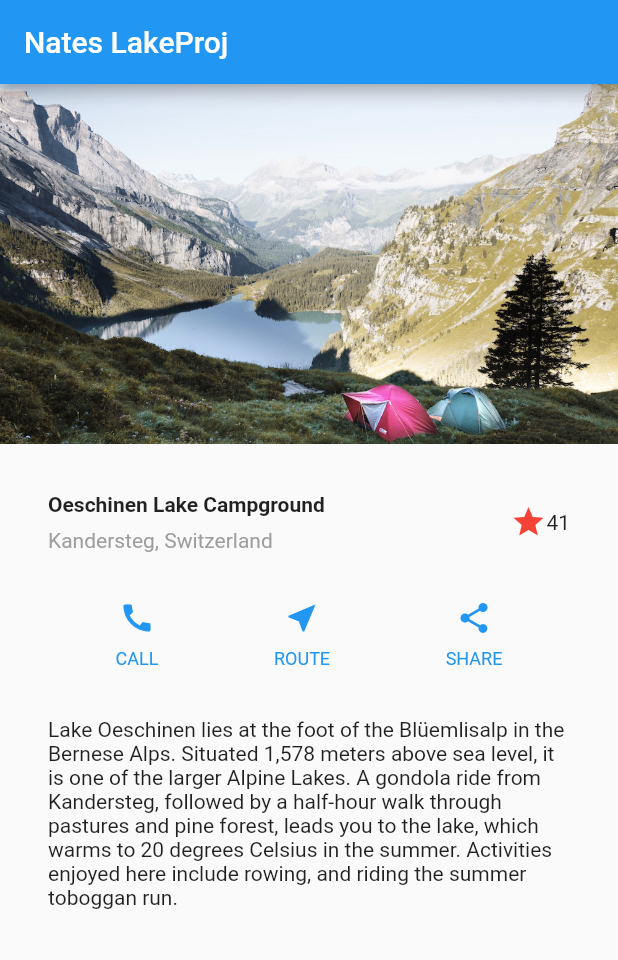
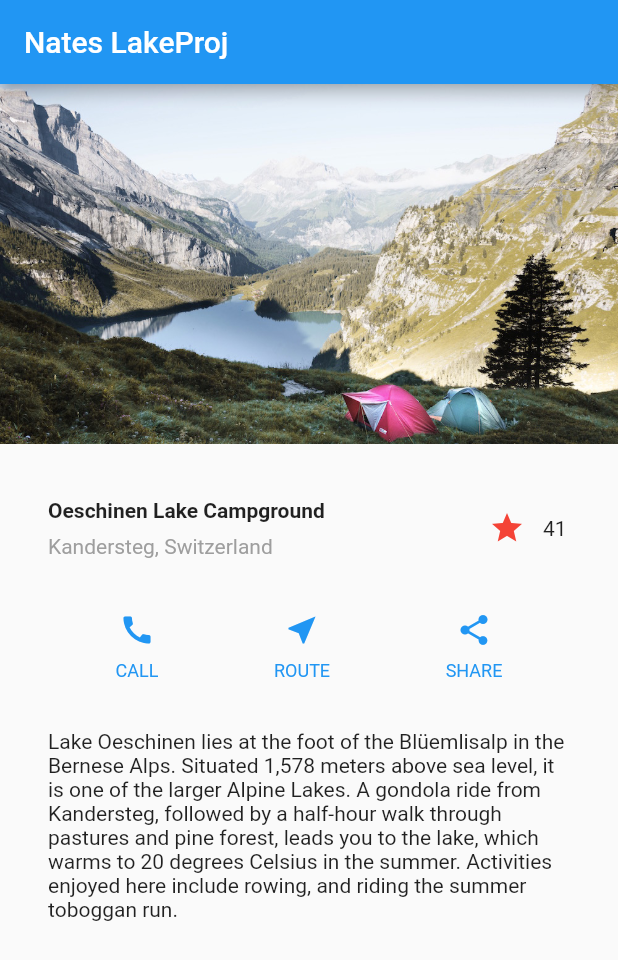
Before and after one commit to nswanny/lake_nateswanson, a Flutter app: the screen it shows after launch, on a phone screen of 412 x 824 dp. Shown: the top 960 px of the screen. Run offline on Flutter 3.47's test engine with Material 2 defaults, Android fonts, the phone set to English and light mode, and no system bars.

Commit message:
Main.Dart Changed to have full app and not just the image file. Additionally, Main.Dart changed for favorites button to work.

```diff
--- a/lib/main.dart
+++ b/lib/main.dart
@@ -1,12 +1,5 @@
 import 'package:flutter/material.dart';
-// Uncomment lines 7 and 10 to view the visual layout at runtime.
-// import 'package:flutter/rendering.dart' show debugPaintSizeEnabled;
-
-void main() {
-  // debugPaintSizeEnabled = true;
-  runApp(MyApp());
-}
-
+void main() => runApp(MyApp());
 class MyApp extends StatelessWidget {
   @override
   Widget build(BuildContext context) {
@@ -38,12 +31,7 @@ class MyApp extends StatelessWidget {
               ],
             ),
           ),
-          /*3*/
-          Icon(
-            Icons.star,
-            color: Colors.red[500],
-          ),
-          Text('41'),
+          FavoriteWidget(),
         ],
       ),
     );
@@ -118,3 +106,57 @@ class MyApp extends StatelessWidget {
     );
   }
 }
+
+// #docregion FavoriteWidget
+class FavoriteWidget extends StatefulWidget {
+  @override
+  _FavoriteWidgetState createState() => _FavoriteWidgetState();
+}
+// #enddocregion FavoriteWidget
+
+// #docregion _FavoriteWidgetState, _FavoriteWidgetState-fields, _FavoriteWidgetState-build
+class _FavoriteWidgetState extends State<FavoriteWidget> {
+  // #enddocregion _FavoriteWidgetState-build
+  bool _isFavorited = true;
+  int _favoriteCount = 41;
+  // #enddocregion _FavoriteWidgetState-fields
+
+  // #docregion _toggleFavorite
+  void _toggleFavorite() {
+    setState(() {
+      if (_isFavorited) {
+        _favoriteCount -= 1;
+        _isFavorited = false;
+      } else {
+        _favoriteCount += 1;
+        _isFavorited = true;
+      }
+    });
+  }
+  // #enddocregion _toggleFavorite
+
+  // #docregion _FavoriteWidgetState-build
+  @override
+  Widget build(BuildContext context) {
+    return Row(
+      mainAxisSize: MainAxisSize.min,
+      children: [
+        Container(
+          padding: EdgeInsets.all(0),
+          child: IconButton(
+            icon: (_isFavorited ? Icon(Icons.star) : Icon(Icons.star_border)),
+            color: Colors.red[500],
+            onPressed: _toggleFavorite,
+          ),
+        ),
+        SizedBox(
+          width: 18,
+          child: Container(
+            child: Text('$_favoriteCount'),
+          ),
+        ),
+      ],
+    );
+  }
+// #docregion _FavoriteWidgetState-fields
+}
```
